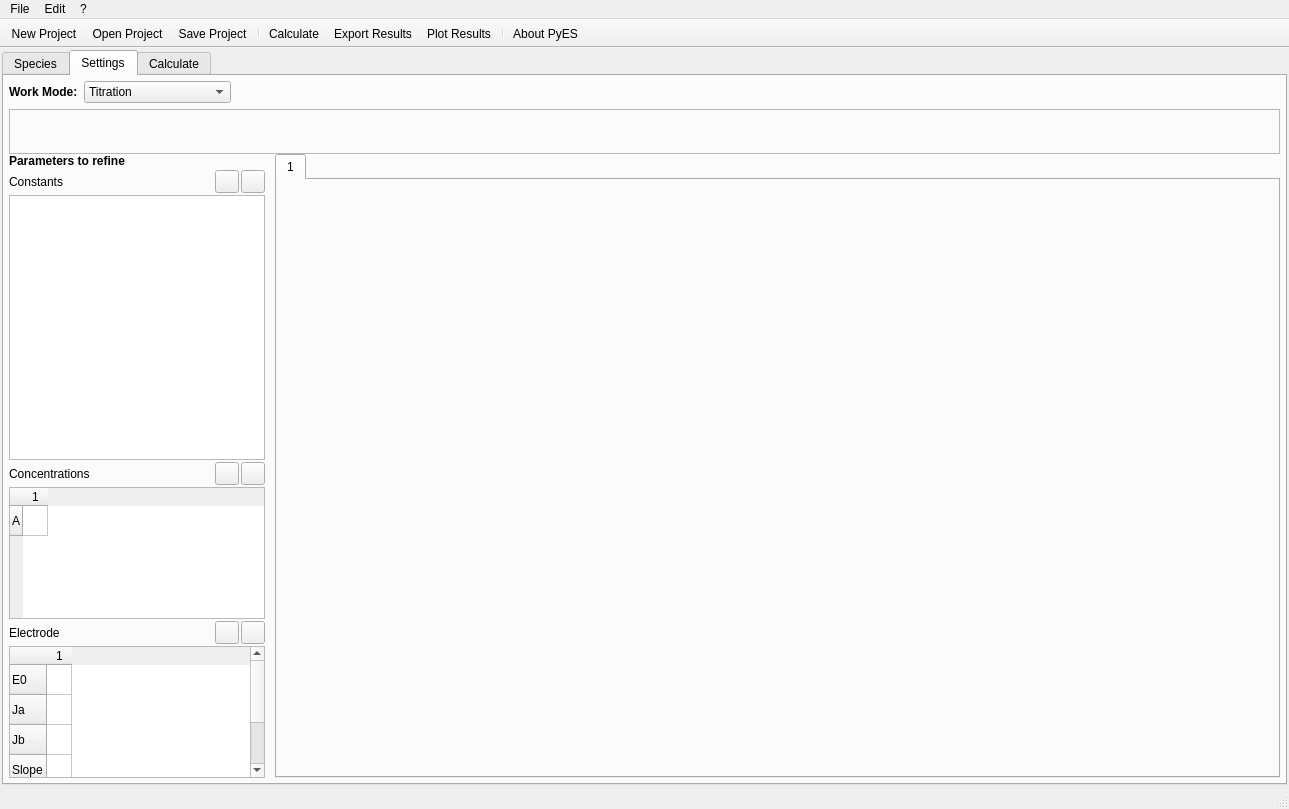
PyES-software/PyES, file src/main/python/pyes/ui/PyES_main.ui: the form before one commit.
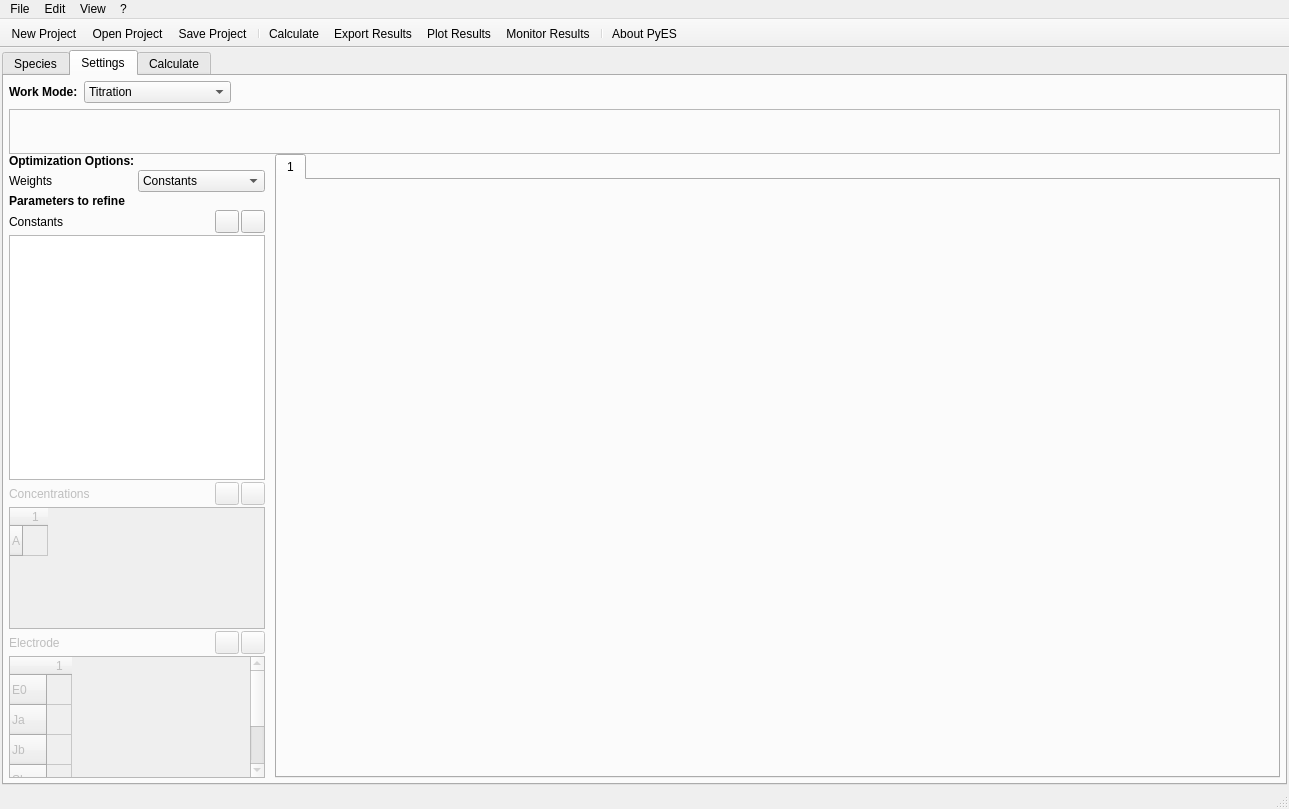
The form after the commit. The open tabs and pages were chosen to show the change. Icons and pictures are not drawn. Custom widgets are drawn as their Qt base class.

Commit message: Implement constants optimization

The edit to the form file:
```diff
--- a/src/main/python/pyes/ui/PyES_main.ui
+++ b/src/main/python/pyes/ui/PyES_main.ui
@@ -2168,13 +2168,53 @@
                <number>10</number>
               </property>
               <item>
-               <layout class="QVBoxLayout" name="verticalLayout_13" stretch="0,0,2,0,1,0,1">
+               <layout class="QVBoxLayout" name="verticalLayout_13" stretch="0,0,0,2,0,1,0,1">
                 <property name="spacing">
                  <number>2</number>
                 </property>
                 <property name="topMargin">
                  <number>0</number>
                 </property>
+                <item>
+                 <layout class="QGridLayout" name="gridLayout_6">
+                  <property name="topMargin">
+                   <number>0</number>
+                  </property>
+                  <item row="1" column="0">
+                   <widget class="QLabel" name="weightsModeLabel">
+                    <property name="text">
+                     <string>Weights</string>
+                    </property>
+                   </widget>
+                  </item>
+                  <item row="0" column="0">
+                   <widget class="QLabel" name="optimizationOptionsLabel">
+                    <property name="text">
+                     <string>&lt;html&gt;&lt;head/&gt;&lt;body&gt;&lt;p&gt;&lt;span style=&quot; font-weight:700;&quot;&gt;Optimization Options:&lt;/span&gt;&lt;/p&gt;&lt;/body&gt;&lt;/html&gt;</string>
+                    </property>
+                   </widget>
+                  </item>
+                  <item row="1" column="1">
+                   <widget class="CustomComboBox" name="weightsMode">
+                    <item>
+                     <property name="text">
+                      <string>Constants</string>
+                     </property>
+                    </item>
+                    <item>
+                     <property name="text">
+                      <string>Calculated</string>
+                     </property>
+                    </item>
+                    <item>
+                     <property name="text">
+                      <string>Given</string>
+                     </property>
+                    </item>
+                   </widget>
+                  </item>
+                 </layout>
+                </item>
                 <item>
                  <widget class="QLabel" name="paramstoRefineLabel">
                   <property name="text">
@@ -2237,6 +2277,9 @@
                   </property>
                   <item row="0" column="2">
                    <widget class="QToolButton" name="concUncheckAll">
+                    <property name="enabled">
+                     <bool>false</bool>
+                    </property>
                     <property name="icon">
                      <iconset resource="../../../resources/base/resources.qrc">
                       <normaloff>:/icons/ui-check-box-uncheck.png</normaloff>:/icons/ui-check-box-uncheck.png</iconset>
@@ -2245,6 +2288,9 @@
                   </item>
                   <item row="0" column="1">
                    <widget class="QToolButton" name="concCheckAll">
+                    <property name="enabled">
+                     <bool>false</bool>
+                    </property>
                     <property name="text">
                      <string/>
                     </property>
@@ -2256,6 +2302,9 @@
                   </item>
                   <item row="0" column="0">
                    <widget class="QLabel" name="conToRefineLabel">
+                    <property name="enabled">
+                     <bool>false</bool>
+                    </property>
                     <property name="text">
                      <string>Concentrations</string>
                     </property>
@@ -2265,6 +2314,9 @@
                 </item>
                 <item>
                  <widget class="QTableWidget" name="concToRefine">
+                  <property name="enabled">
+                   <bool>false</bool>
+                  </property>
                   <attribute name="horizontalHeaderCascadingSectionResizes">
                    <bool>false</bool>
                   </attribute>
@@ -2294,6 +2346,9 @@
                   </property>
                   <item row="0" column="2">
                    <widget class="QToolButton" name="electrodeUncheckAll">
+                    <property name="enabled">
+                     <bool>false</bool>
+                    </property>
                     <property name="icon">
                      <iconset resource="../../../resources/base/resources.qrc">
                       <normaloff>:/icons/ui-check-box-uncheck.png</normaloff>:/icons/ui-check-box-uncheck.png</iconset>
@@ -2302,6 +2357,9 @@
                   </item>
                   <item row="0" column="1">
                    <widget class="QToolButton" name="electrodeCheckAll">
+                    <property name="enabled">
+                     <bool>false</bool>
+                    </property>
                     <property name="text">
                      <string/>
                     </property>
@@ -2313,6 +2371,9 @@
                   </item>
                   <item row="0" column="0">
                    <widget class="QLabel" name="electrodeToRefineLabel">
+                    <property name="enabled">
+                     <bool>false</bool>
+                    </property>
                     <property name="text">
                      <string>Electrode</string>
                     </property>
@@ -2322,6 +2383,9 @@
                 </item>
                 <item>
                  <widget class="QTableWidget" name="electrodeToRefine">
+                  <property name="enabled">
+                   <bool>false</bool>
+                  </property>
                   <property name="rowCount">
                    <number>5</number>
                   </property>
@@ -2642,8 +2706,17 @@
     <addaction name="actionUndo"/>
     <addaction name="actionRedo"/>
    </widget>
+   <widget class="QMenu" name="menuView">
+    <property name="title">
+     <string>View</string>
+    </property>
+    <addaction name="actionExport_Results"/>
+    <addaction name="actionPlot_Results"/>
+    <addaction name="actionMonitor_Results"/>
+   </widget>
    <addaction name="menuFile"/>
    <addaction name="menuEdit"/>
+   <addaction name="menuView"/>
    <addaction name="menuHelp"/>
   </widget>
   <widget class="QStatusBar" name="statusbar"/>
@@ -2676,6 +2749,7 @@
    <addaction name="actionCalculate"/>
    <addaction name="actionExport_Results"/>
    <addaction name="actionPlot_Results"/>
+   <addaction name="actionMonitor_Results"/>
    <addaction name="separator"/>
    <addaction name="actionAbout"/>
   </widget>
@@ -2826,6 +2900,23 @@
     <string>Ctrl+Shift+S</string>
    </property>
   </action>
+  <action name="actionBSTAC">
+   <property name="text">
+    <string>BSTAC</string>
+   </property>
+  </action>
+  <action name="actionMonitor_Results">
+   <property name="icon">
+    <iconset resource="../../../resources/base/resources.qrc">
+     <normaloff>:/icons/eye.png</normaloff>:/icons/eye.png</iconset>
+   </property>
+   <property name="text">
+    <string>Monitor Results</string>
+   </property>
+   <property name="shortcut">
+    <string>Ctrl+M</string>
+   </property>
+  </action>
  </widget>
  <customwidgets>
   <customwidget>
```
Left out of the diff: 218 changed lines with no effect on the pictures. The commit also changes 55 other files.
